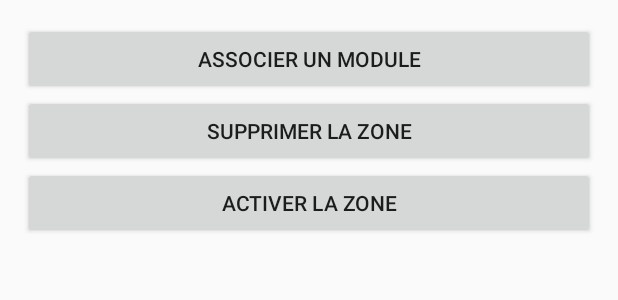
After one commit to Samy104/PetTracker, an Android app: the layout dialog_zone_manager_menu.xml on its own in the app's theme, with its tools: preview values and no code run, on a phone screen of 412 x 824 dp. The commit adds this screen. Shown: the top 300 px of the screen. Run offline under Robolectric (Android 15) with nearby library versions, the phone set to English and light mode, and no system bars.

Commit message:
Gestion des zones #7

```diff
--- a/app/src/main/java/com/example/roadrunner/pettracker/ui/activities/MainActivity.java
+++ b/app/src/main/java/com/example/roadrunner/pettracker/ui/activities/MainActivity.java
@@ -154,7 +154,7 @@ public class MainActivity extends AppCompatActivity {
 
         // Insert the fragment by replacing any existing fragment
         FragmentManager fragmentManager = getFragmentManager();
-        fragmentManager.beginTransaction().replace(R.id.flContent, fragment).commit();
+        fragmentManager.beginTransaction().replace(R.id.flContent, fragment, fragmentClass.getName()).commit();
 
         // Highlight the selected item, update the title, and close the drawer
         menuItem.setChecked(true);
--- a/app/src/main/java/com/example/roadrunner/pettracker/utils/MapsHelper.java
+++ b/app/src/main/java/com/example/roadrunner/pettracker/utils/MapsHelper.java
@@ -41,12 +41,15 @@ public class MapsHelper {
             ArrayList<Coordonnees> coordonnees = new ArrayList<Coordonnees>(zone.getCoordonnees());
             Collection<Module> associatedModules = zone.getAssociatedModules();
 
+
+            int fillColor = zone.isActivated() ? Utils.stringToColour(zone.getName()) : Color.argb(0,0,0,0);
+
             if (coordonnees.size() == 2) { //If this is a circle
                 Circle circle = map.addCircle(new CircleOptions()
                         .center(coordonnees.get(0).getLatLng())
                         .radius(getRadius(coordonnees.get(0), coordonnees.get(1)))
                         .strokeColor(Color.BLACK)
-                        .fillColor(Utils.stringToColour(zone.getName())));
+                        .fillColor(fillColor));
             } else if (coordonnees.size() > 2) { // If this is a polygon
                 PolygonOptions polygon = new PolygonOptions();
                 for (Coordonnees coord : coordonnees) {
--- /dev/null
+++ b/app/src/main/res/layout/dialog_zone_manager_menu.xml
@@ -0,0 +1,27 @@
+<?xml version="1.0" encoding="utf-8"?>
+<LinearLayout xmlns:android="http://schemas.android.com/apk/res/android"
+    xmlns:app="http://schemas.android.com/apk/res-auto"
+    android:layout_width="match_parent"
+    android:layout_height="wrap_content"
+    android:padding="15dp"
+    android:orientation="vertical">
+
+    <Button
+        android:id="@+id/btn_associer_module"
+        android:layout_width="match_parent"
+        android:layout_height="wrap_content"
+        android:text="@string/associer_module"/>
+
+    <Button
+        android:id="@+id/btn_supprimer_zone"
+        android:layout_width="match_parent"
+        android:layout_height="wrap_content"
+        android:text="@string/supprimer_zone"/>
+
+    <Button
+        android:id="@+id/btn_activer_zone"
+        android:layout_width="match_parent"
+        android:layout_height="wrap_content"
+        android:text="@string/activer_zone"/>
+
+</LinearLayout>
--- a/app/src/main/res/values/strings.xml
+++ b/app/src/main/res/values/strings.xml
@@ -26,4 +26,11 @@
     <string name="delete">delete</string>
 
     <string name="module_list">Modules associés</string>
+
+    <string name="associer_module">Associer un module</string>
+    <string name="supprimer_zone">Supprimer la zone</string>
+    <string name="activer_zone">Activer la zone</string>
+    <string name="desactiver_zone">Désactiver la zone</string>
+
+    <string name="choisir_action">Choisir une action</string>
 </resources>
```
Also changed, not shown: app/src/main/java/com/example/roadrunner/pettracker/ui/fragments/MapsFragment.java (+12 -1 lines), app/src/main/java/com/example/roadrunner/pettracker/ui/fragments/ZoneManagerFragment.java (+81 -2 lines).
